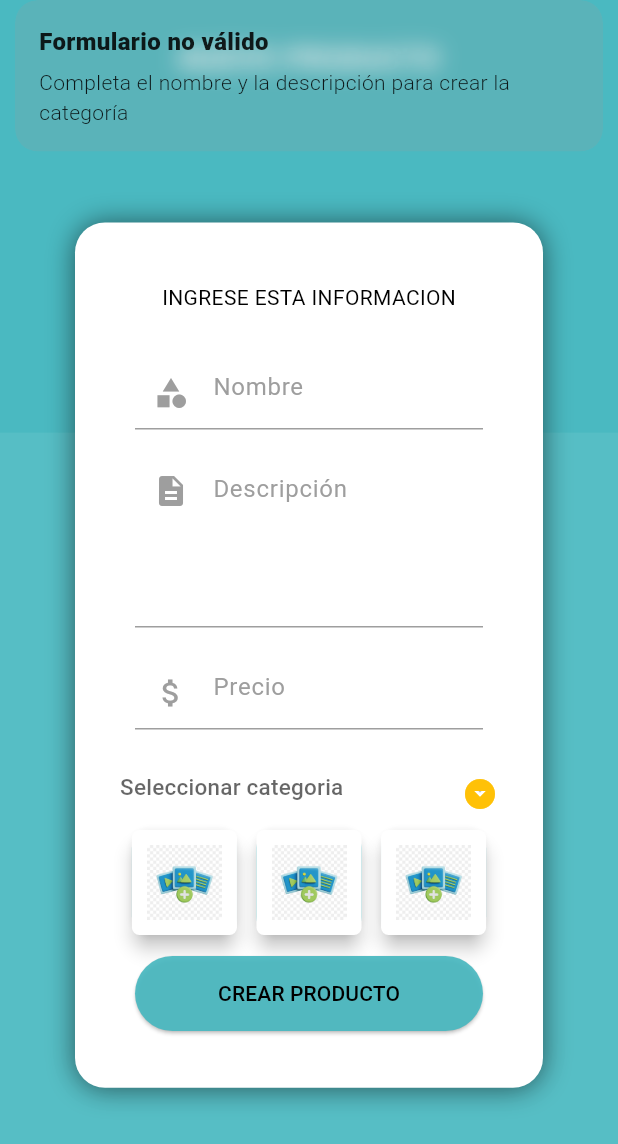
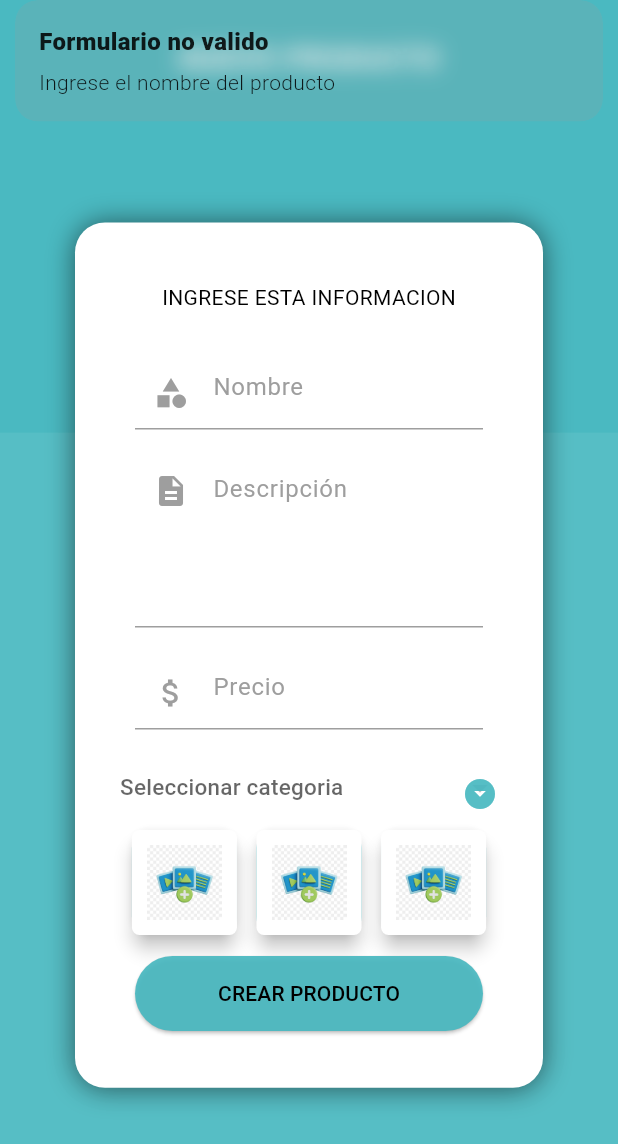
Before and after one commit to yonilhp/MiAplicacionAppApuMarket, a Flutter app: the RestaurantProductsCreatePage screen opened directly, after a tap on "CREAR PRODUCTO", on a phone screen of 412 x 824 dp. Shown: the top 1144 px of the screen. Run offline on Flutter 3.47's test engine with Material 3 defaults, Android fonts, the phone set to English and light mode, and no system bars; our stand-ins replace get, get_storage, image_picker, sn_progress_dialog; accounts and stored records are empty; network calls fail.

Commit message:
Sin errores en el cliente, hasta la sección 14_58

```diff
--- /dev/null
+++ b/lib/src/models/product.dart
@@ -0,0 +1,53 @@
+import 'dart:convert';
+
+Product productFromJson(String str) => Product.fromJson(json.decode(str));
+
+String productToJson(Product data) => json.encode(data.toJson());
+
+class Product {
+  String? id;
+  String? name;
+  String? description;
+  String? image1;
+  String? image2;
+  String? image3;
+  String? idCategory;
+  double? price;
+  int? quantity;
+
+  Product({
+    this.id,
+    this.name,
+    this.description,
+    this.image1,
+    this.image2,
+    this.image3,
+    this.idCategory,
+    this.price,
+    this.quantity,
+  });
+
+  factory Product.fromJson(Map<String, dynamic> json) => Product(
+        id: json["id"],
+        name: json["name"],
+        description: json["description"],
+        image1: json["image1"],
+        image2: json["image2"],
+        image3: json["image3"],
+        idCategory: json["id_category"],
+        price: json["price"]?.toDouble(),
+        quantity: json["quantity"],
+      );
+
+  Map<String, dynamic> toJson() => {
+        "id": id,
+        "name": name,
+        "description": description,
+        "image1": image1,
+        "image2": image2,
+        "image3": image3,
+        "id_category": idCategory,
+        "price": price,
+        "quantity": quantity,
+      };
+}
--- a/lib/src/pages/restaurant/products/create/restaurant_products_create_controller.dart
+++ b/lib/src/pages/restaurant/products/create/restaurant_products_create_controller.dart
@@ -1,10 +1,14 @@
+import 'dart:convert';
 import 'dart:io';
+import 'package:apu_market/src/models/product.dart';
 import 'package:apu_market/src/models/response_api.dart';
 import 'package:apu_market/src/provider/categories_provider.dart';
 import 'package:apu_market/src/models/category.dart';
+import 'package:apu_market/src/provider/products_provider.dart';
 import 'package:flutter/material.dart';
 import 'package:get/get.dart';
 import 'package:image_picker/image_picker.dart';
+import 'package:sn_progress_dialog/sn_progress_dialog.dart';
 
 class RestaurantProductsCreateController extends GetxController {
   TextEditingController nameController = TextEditingController();
@@ -20,6 +24,8 @@
   String? idCategory;
   List<Category> categories = <Category>[].obs;
 
+  ProductsProvider productsProvider = ProductsProvider();
+
   RestaurantProductsCreateController() {
     getCategories();
   }
@@ -31,22 +37,74 @@
     categories.addAll(result);
   }
 
-  void createCategory() async {
+  void createProduct(BuildContext context) async {
     String name = nameController.text;
     String description = descriptionController.text;
+    String price = priceController.text;
 
-    if (name.isNotEmpty && description.isNotEmpty) {
-      Category category = Category(name: name, description: description);
-      ResponseApi responseApi = await categoriesProvider.create(category);
-      Get.snackbar('Proceso terminado',
-          'La categoría se ha creado correctamente, ${responseApi.message ?? ''}');
-      if (responseApi.success == true) {
-        clearForm();
-      }
-    } else {
-      Get.snackbar('Formulario no válido',
-          'Completa el nombre y la descripción para crear la categoría');
+    print('NAME: ${name}');
+    print('NAME: ${name}');
+    print('DESCRIPTION: ${description}');
+    print('PRICE: ${price}');
+    print('ID CATEGORY: ${idCategory}');
+    ProgressDialog progressDialog = ProgressDialog(context: context);
+    if (isValidForm(name, description, price)) {
+      Product product = Product(
+          name: name,
+          description: description,
+          price: double.parse(price),
+          idCategory: idCategory);
+      progressDialog.show(max: 100, msg: 'Espere un momento...');
+      //stream ddart core
+      List<File> images = [];
+      images.add(imageFile1!);
+      images.add(imageFile2!);
+      images.add(imageFile3!);
+      Stream stream = await productsProvider.create(product, images);
+      stream.listen((res) {
+        progressDialog.close();
+        ResponseApi responseApi = ResponseApi.fromJson(json.decode(res));
+        Get.snackbar('Proceso terminado', responseApi.message ?? '');
+      });
     }
+  }
+
+  bool isValidForm(String name, String description, String price) {
+    if (name.isEmpty) {
+      Get.snackbar('Formulario no valido', 'Ingrese el nombre del producto');
+      return false;
+    }
+    if (description.isEmpty) {
+      Get.snackbar(
+          'Formulario no valido', 'Ingrese la description del producto');
+      return false;
+    }
+    if (price.isEmpty) {
+      Get.snackbar('Formulario no valido', 'Ingrese el precio del producto');
+      return false;
+    }
+    if (idCategory == null) {
+      Get.snackbar('Formulario no valido', 'Seleccione una categoria');
+      return false;
+    }
+
+    if (imageFile1 == null) {
+      Get.snackbar(
+          'Formulario no valido', 'Selecciona la imagen1 del producto ');
+      return false;
+    }
+    if (imageFile2 == null) {
+      Get.snackbar(
+          'Formulario no valido', 'Selecciona la imagen2 del producto ');
+      return false;
+    }
+    if (imageFile3 == null) {
+      Get.snackbar(
+          'Formulario no valido', 'Selecciona la imagen3 del producto ');
+      return false;
+    }
+
+    return true;
   }
 
   Future selectImage(ImageSource imageSource, int numberFile) async {
--- a/lib/src/pages/restaurant/products/create/restaurant_products_create_page.dart
+++ b/lib/src/pages/restaurant/products/create/restaurant_products_create_page.dart
@@ -92,7 +92,7 @@
             alignment: Alignment.centerRight,
             child: Icon(
               Icons.arrow_drop_down_circle,
-              color: Colors.amber,
+              color: Color.fromARGB(235, 72, 184, 192),
             ),
           ),
           elevation: 3,
@@ -198,7 +198,7 @@
       margin: EdgeInsets.symmetric(horizontal: 40, vertical: 10),
       width: double.infinity,
       child: ElevatedButton(
-        onPressed: () => con.createCategory(),
+        onPressed: () => con.createProduct(context),
         style: ElevatedButton.styleFrom(
           shape: RoundedRectangleBorder(
             borderRadius: BorderRadius.circular(30.0),
--- /dev/null
+++ b/lib/src/provider/products_provider.dart
@@ -0,0 +1,31 @@
+import 'dart:convert';
+import 'dart:io';
+import 'package:path/path.dart';
+import 'package:apu_market/src/models/user.dart';
+import 'package:get_storage/get_storage.dart';
+import 'package:http/http.dart' as http;
+import 'package:apu_market/src/environment/environment.dart';
+import 'package:apu_market/src/models/product.dart';
+import 'package:get/get.dart';
+
+class ProductsProvider extends GetConnect {
+  User userSession = User.fromJson(GetStorage().read('user') ?? {});
+  /*Para almacenar imagenes grandes */
+  Future<Stream> create(Product product, List<File> images) async {
+    Uri uri = Uri.http(Enviroment.API_URL_OLD, '/api/products/create');
+    final request = http.MultipartRequest('POST', uri);
+    request.headers['Authorization'] = userSession.sessionToken ?? '';
+
+    for (int i = 0; i < images.length; i++) {
+      request.files.add(http.MultipartFile(
+          'image',
+          http.ByteStream(images[i].openRead().cast()),
+          await images[i].length(),
+          filename: basename(images[i].path)));
+    }
+
+    request.fields['product'] = json.encode(product);
+    final response = await request.send();
+    return response.stream.transform(utf8.decoder);
+  }
+}
```
